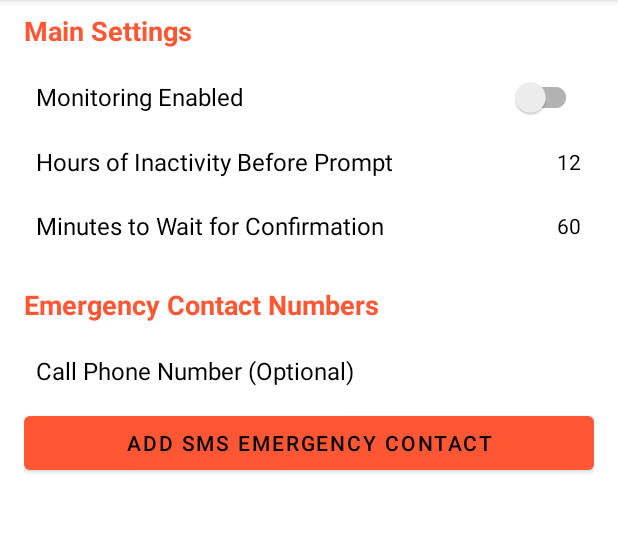
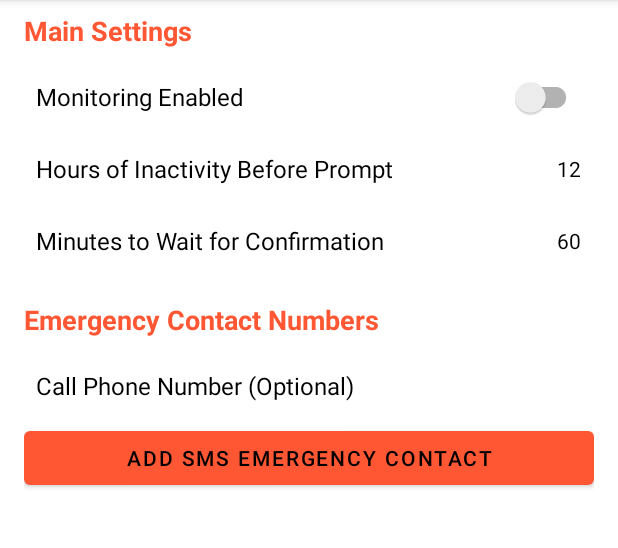
Before and after one commit to keepalivedev/KeepAlive, an Android app: the SettingsActivity screen opened directly, with no data from a screen before it, on a phone screen of 412 x 824 dp, the part 84-632 px from its top. Run offline under Robolectric (Android 15) with nearby library versions, the phone set to English and light mode, and no system bars.

```diff
--- a/app/src/main/res/layout/content_settings.xml
+++ b/app/src/main/res/layout/content_settings.xml
@@ -35,6 +35,7 @@
         android:id="@+id/timePeriodRow"
         android:layout_width="match_parent"
         android:layout_height="wrap_content"
+        android:minHeight="@dimen/default_view_height"
         android:background="?android:attr/selectableItemBackground"
         android:padding="8dp">
 
@@ -60,7 +61,8 @@
     <LinearLayout
         android:id="@+id/followupPeriodRow"
         android:layout_width="match_parent"
-        android:layout_height="@dimen/default_view_height"
+        android:layout_height="wrap_content"
+        android:minHeight="@dimen/default_view_height"
         android:layout_gravity="center"
         android:background="?android:attr/selectableItemBackground"
         android:padding="8dp">
@@ -97,7 +99,8 @@
     <LinearLayout
         android:id="@+id/callPhoneRow"
         android:layout_width="match_parent"
-        android:layout_height="@dimen/default_view_height"
+        android:layout_height="wrap_content"
+        android:minHeight="@dimen/default_view_height"
         android:background="?android:attr/selectableItemBackground"
         android:padding="8dp">
 
```
Also changed, not shown: 4 other files.
